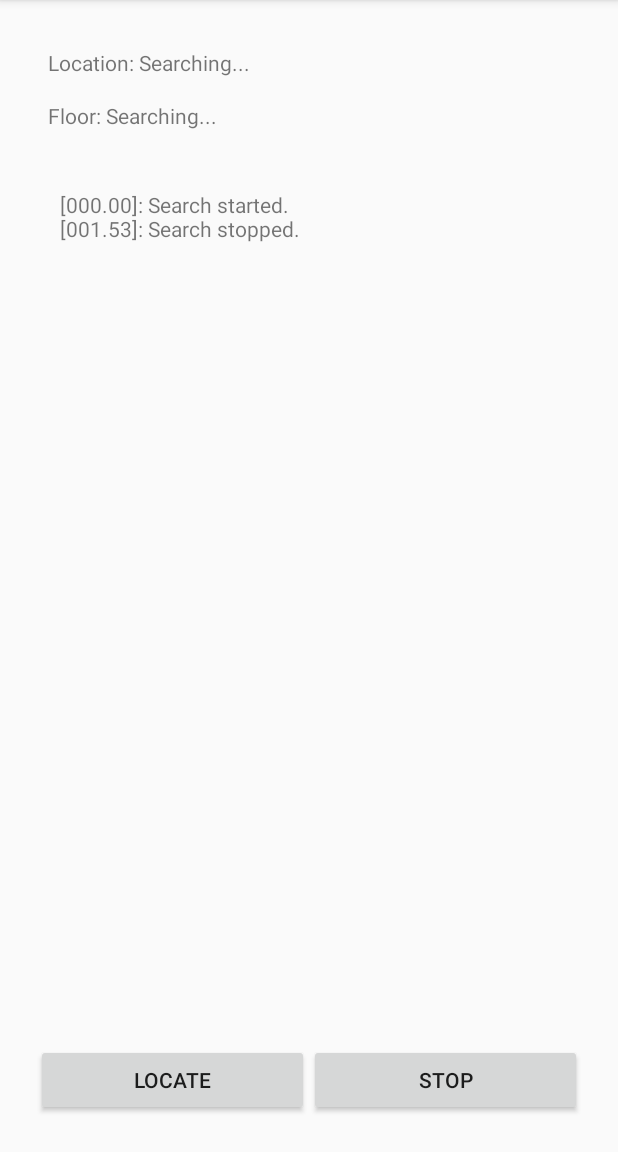
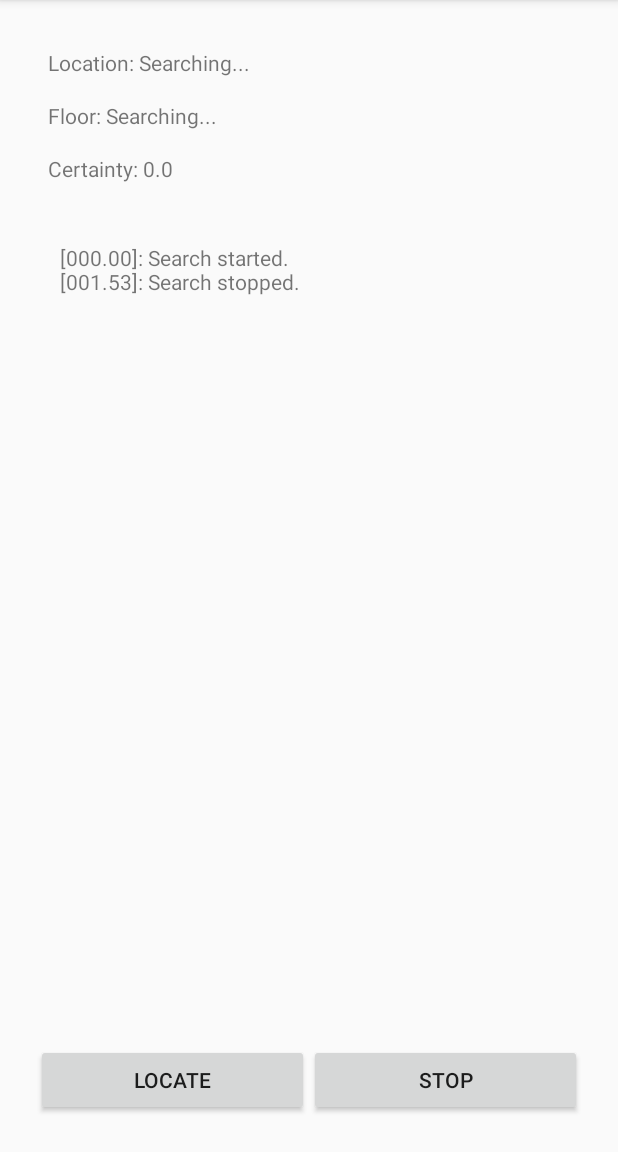
Before and after one commit to adrianfoong8/WiFiPositioning, an Android app: the screen it shows after launch (MainActivity), after a tap on "STOP", on a phone screen of 412 x 824 dp, the part 84-1236 px from its top. Run offline under Robolectric (Android 15) with nearby library versions, the phone set to English and light mode, and no system bars; libraries missing offline, so code that uses them is left out: com.indooratlas.android; 3 statements that could not run were skipped; 1 other tap on this screen came first.

Commit message:
Added New Feature

```diff
--- a/app/src/main/java/com/example/android/wi_fipositioning/MainActivity.java
+++ b/app/src/main/java/com/example/android/wi_fipositioning/MainActivity.java
@@ -27,8 +27,10 @@ public class MainActivity extends AppCompatActivity
     static final String SHORTEST_DISPLACEMENT = "shortestDisplacement";
     Integer mCurrentFloorLevel = null;
     String mCurrentLocation = null;
+    double mCurrentCertainty = 0.0;
     TextView mUiFloorLevel;
     TextView mUiLocation;
+    TextView mUiCertainty;
     private IALocationManager mLocationManager;
     private TextView mLog;
     private ScrollView mScrollView;
@@ -53,6 +55,7 @@ public class MainActivity extends AppCompatActivity
 
         mUiFloorLevel = (TextView) findViewById(R.id.text_view_floor_level);
         mUiLocation = (TextView) findViewById(R.id.text_view_location);
+        mUiCertainty = (TextView) findViewById(R.id.text_view_certainty);
 
         updateUi();
 
@@ -113,6 +116,7 @@ public class MainActivity extends AppCompatActivity
 
         setText(mUiFloorLevel, "Searching...");
         setText(mUiLocation, "Searching...");
+        setText(mUiCertainty, "0.0");
     }
 
     public void removeUpdates(View view) {
@@ -127,11 +131,35 @@ public class MainActivity extends AppCompatActivity
                 location.getFloorCertainty()));
 
         mCurrentFloorLevel = location.hasFloorLevel() ? location.getFloorLevel() : null;
+        //mCurrentLocation = (String.format(Locale.US, "Lat: %f,%f", location.getLatitude(), location.getLongitude()));
 
-//        if(location.getLatitude()>=4.583449){
-//            if(location.getLongitude()>=101.094416)
-//        }
+        if ((location.getLatitude() >= 4.583344 && location.getLatitude() <= 4.583449) && (location.getLongitude() >= 101.094404 && location.getLongitude() <= 101.094462)) {
+            mCurrentLocation = "CSL4";
+        } else if ((location.getLatitude() >= 4.583339 && location.getLatitude() <= 4.583446) && (location.getLongitude() >= 101.094464 && location.getLongitude() <= 101.094452)) {
+            mCurrentLocation = "CSL3";
+        } else if ((location.getLatitude() >= 4.583334 && location.getLatitude() <= 4.583439) && (location.getLongitude() >= 101.094519 && location.getLongitude() <= 101.094577)) {
+            mCurrentLocation = "CSL2";
+        } else if ((location.getLatitude() >= 4.583329 && location.getLatitude() <= 4.583435) && (location.getLongitude() >= 101.094579 && location.getLongitude() <= 101.094637)) {
+            mCurrentLocation = "DELTA LAB";
+        } else if ((location.getLatitude() >= 4.583314 && location.getLatitude() <= 4.583424) && (location.getLongitude() >= 101.094704 && location.getLongitude() <= 101.094779)) {
+            mCurrentLocation = "LR1";
+        } else if ((location.getLatitude() >= 4.583307 && location.getLatitude() <= 4.583416) && (location.getLongitude() >= 101.094780 && location.getLongitude() <= 101.094857)) {
+            mCurrentLocation = "LR7";
+        } else if ((location.getLatitude() >= 4.583487 && location.getLatitude() <= 4.583593) && (location.getLongitude() >= 101.094451 && location.getLongitude() <= 101.094516)) {
+            mCurrentLocation = "EL4";
+        } else if ((location.getLatitude() >= 4.583480 && location.getLatitude() <= 4.583588) && (location.getLongitude() >= 101.094517 && location.getLongitude() <= 101.094582)) {
+            mCurrentLocation = "EL3";
+        } else if ((location.getLatitude() >= 4.583474 && location.getLatitude() <= 4.583581) && (location.getLongitude() >= 101.094582 && location.getLongitude() <= 101.094646)) {
+            mCurrentLocation = "EL2";
+        } else if ((location.getLatitude() >= 4.583468 && location.getLatitude() <= 4.583576) && (location.getLongitude() >= 101.094648 && location.getLongitude() <= 101.094714)) {
+            mCurrentLocation = "EL1";
+        } else if ((location.getLatitude() >= 4.583463 && location.getLatitude() <= 4.583570) && (location.getLongitude() >= 101.094713 && location.getLongitude() <= 101.094778)) {
+            mCurrentLocation = "STUDENT LOUNGE";
+        } else if ((location.getLatitude() >= 4.583455 && location.getLatitude() <= 4.583563) && (location.getLongitude() >= 101.094780 && location.getLongitude() <= 101.094843)) {
+            mCurrentLocation = "EXAM DIVISION";
+        }
 
+        mCurrentCertainty = location.getAccuracy();
         updateUi();
     }
 
@@ -225,6 +253,7 @@ public class MainActivity extends AppCompatActivity
     void updateUi() {
         String level = "";
         String location = "";
+        String certainty = "";
         if (mCurrentLocation != null) {
             location = mCurrentLocation.toString();
         }
@@ -233,6 +262,10 @@ public class MainActivity extends AppCompatActivity
             level = mCurrentFloorLevel.toString();
         }
         setText(mUiFloorLevel, level);
+        if (mCurrentCertainty != 0.0) {
+            certainty = (String.format(Locale.US, "%.2f", mCurrentCertainty));
+        }
+        setText(mUiCertainty, certainty);
     }
 
     void setText(@NonNull TextView view, @NonNull String text) {
--- a/app/src/main/res/layout/activity_main.xml
+++ b/app/src/main/res/layout/activity_main.xml
@@ -90,6 +90,24 @@
                 tools:layout_editor_absoluteY="16dp" />
         </LinearLayout>
 
+        <LinearLayout
+            android:layout_width="wrap_content"
+            android:layout_height="wrap_content"
+            android:layout_margin="8dp"
+            android:orientation="horizontal">
+
+            <TextView
+                android:layout_width="wrap_content"
+                android:layout_height="wrap_content"
+                android:text="Certainty: " />
+
+            <TextView
+                android:id="@+id/text_view_certainty"
+                android:layout_width="wrap_content"
+                android:layout_height="wrap_content" />
+
+        </LinearLayout>
+
     </LinearLayout>
 
     <LinearLayout
```
